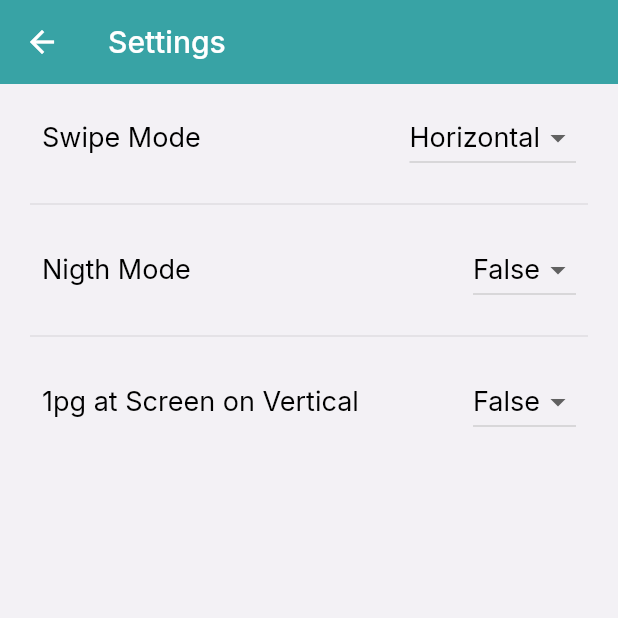
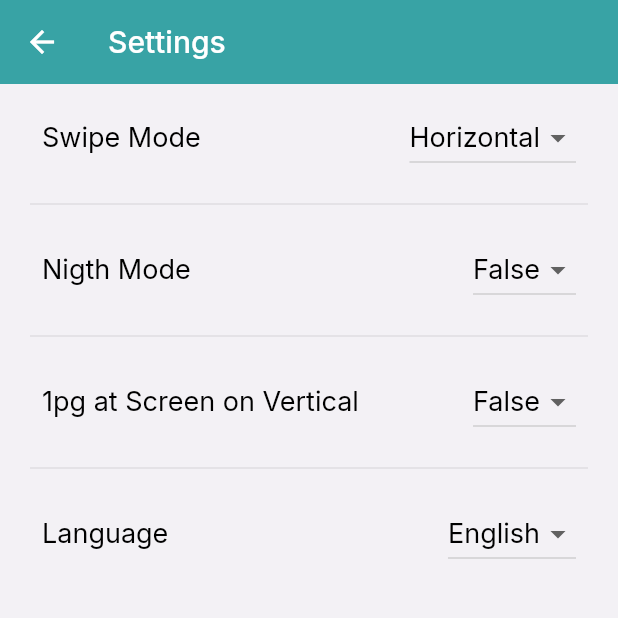
Before and after one commit to sohilluhar/new_dalailalkhayratapp, a Flutter app: the Settings screen opened directly, on a phone screen of 412 x 824 dp, the top half of it. Run offline on Flutter 3.47's test engine with Material 2 defaults, Android fonts, the phone set to English and light mode, and no system bars; our stand-ins replace google_fonts, permission_handler, shared_preferences; missing offline and left inert: flutter_pdfview; accounts and stored records are empty.

Commit message:
Add files via upload

```diff
--- a/lib/setting.dart
+++ b/lib/setting.dart
@@ -18,6 +18,7 @@ class _Settings extends State<Settings> {
   String? strhorizontalswip = "";
   String? strautospace = "";
 
+
   @override
   Widget build(BuildContext context) {
     return Scaffold(
@@ -33,7 +34,9 @@ class _Settings extends State<Settings> {
             Divider(),
             _buildNigthmodeOption(),
             Divider(),
-            _buildstrautospaceOption()
+            _buildstrautospaceOption() ,
+            Divider(),
+            _buildLangOption()
           ],
         ),
       ),
@@ -139,6 +142,49 @@ class _Settings extends State<Settings> {
     );
   }
 
+  Widget _buildLangOption() {
+    final dropdown = DropdownButton<String>(
+      value: lang,
+      onChanged: (newval) {
+        setState(() {
+          lang = newval;
+setPrefString(newval);
+        });
+      },
+      items: [
+        DropdownMenuItem(
+          value: "Eng",
+          child: Text("English",
+              textAlign: TextAlign.start,
+              style: TextStyle(
+                fontSize: 18,
+                color: Colors.black,
+              )),
+        ),
+        DropdownMenuItem(
+          value: "Urdu",
+          child: Text("Urdu",
+              textAlign: TextAlign.start,
+              style: TextStyle(
+                fontSize: 18,
+                color: Colors.black,
+              )),
+        ),
+      ],
+    );
+
+    return ListTile(
+      contentPadding: const EdgeInsets.all(8),
+      title: Text("Language",
+          textAlign: TextAlign.start,
+          style: TextStyle(
+            fontSize: 18,
+            color: Colors.black,
+          )),
+      trailing: dropdown,
+    );
+  }
+
   Future<void> setPref(String key, var val) async {
     SharedPreferences prefs = await SharedPreferences.getInstance();
     prefs.setBool(key, val);
@@ -211,4 +257,11 @@ class _Settings extends State<Settings> {
       strautospace = "false";
     }
   }
+
+
+  Future<void> setPrefString(String? newval) async {
+
+    SharedPreferences prefs = await SharedPreferences.getInstance();
+    prefs.setString('lang', newval!);
+  }
 }
```
